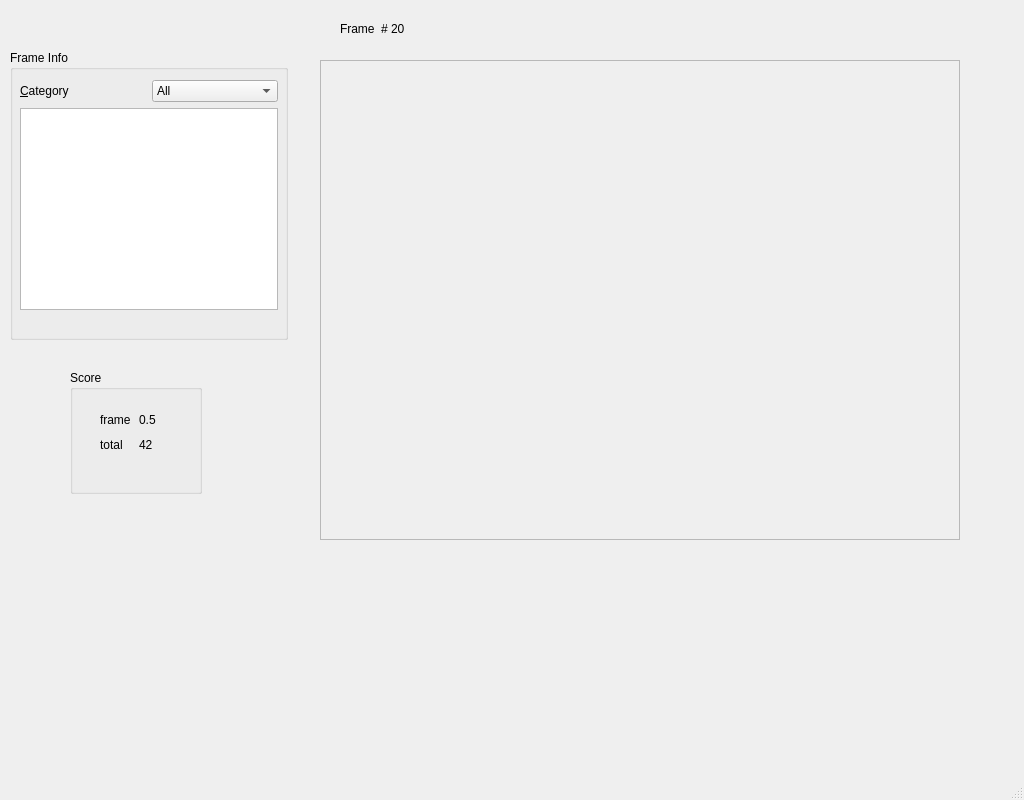
Old version of the form src/lib/analyzegoldenwindow.ui in the repository eala/mediaAlgoManager.
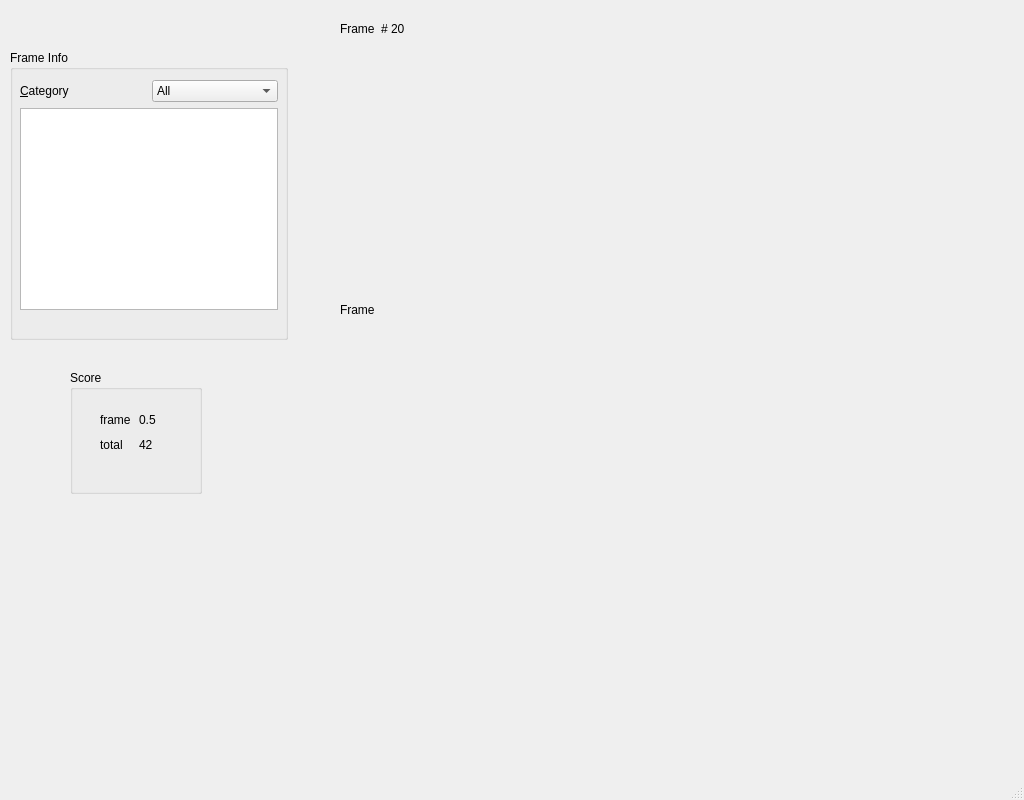
New version of the form.

Diff of the .ui file:
```diff
--- a/src/lib/analyzegoldenwindow.ui
+++ b/src/lib/analyzegoldenwindow.ui
@@ -10,38 +10,10 @@
     <height>800</height>
    </rect>
   </property>
-  <property name="sizePolicy">
-   <sizepolicy hsizetype="Fixed" vsizetype="Fixed">
-    <horstretch>0</horstretch>
-    <verstretch>0</verstretch>
-   </sizepolicy>
-  </property>
   <property name="windowTitle">
    <string>MainWindow</string>
   </property>
   <widget class="QWidget" name="centralwidget">
-   <widget class="QFrame" name="frame">
-    <property name="geometry">
-     <rect>
-      <x>320</x>
-      <y>60</y>
-      <width>640</width>
-      <height>480</height>
-     </rect>
-    </property>
-    <property name="sizePolicy">
-     <sizepolicy hsizetype="Fixed" vsizetype="Fixed">
-      <horstretch>0</horstretch>
-      <verstretch>0</verstretch>
-     </sizepolicy>
-    </property>
-    <property name="frameShape">
-     <enum>QFrame::StyledPanel</enum>
-    </property>
-    <property name="frameShadow">
-     <enum>QFrame::Raised</enum>
-    </property>
-   </widget>
    <widget class="QGroupBox" name="groupBox">
     <property name="geometry">
      <rect>
@@ -169,7 +141,7 @@
      </layout>
     </widget>
    </widget>
-   <widget class="QWidget" name="">
+   <widget class="QWidget" name="layoutWidget">
     <property name="geometry">
      <rect>
       <x>340</x>
@@ -195,6 +167,19 @@
      </item>
     </layout>
    </widget>
+   <widget class="QLabel" name="frameLabel">
+    <property name="geometry">
+     <rect>
+      <x>340</x>
+      <y>70</y>
+      <width>640</width>
+      <height>480</height>
+     </rect>
+    </property>
+    <property name="text">
+     <string>Frame</string>
+    </property>
+   </widget>
   </widget>
   <widget class="QMenuBar" name="menubar">
    <property name="geometry">
```
Left out of the diff: 4 changed lines with no effect on the pictures.
